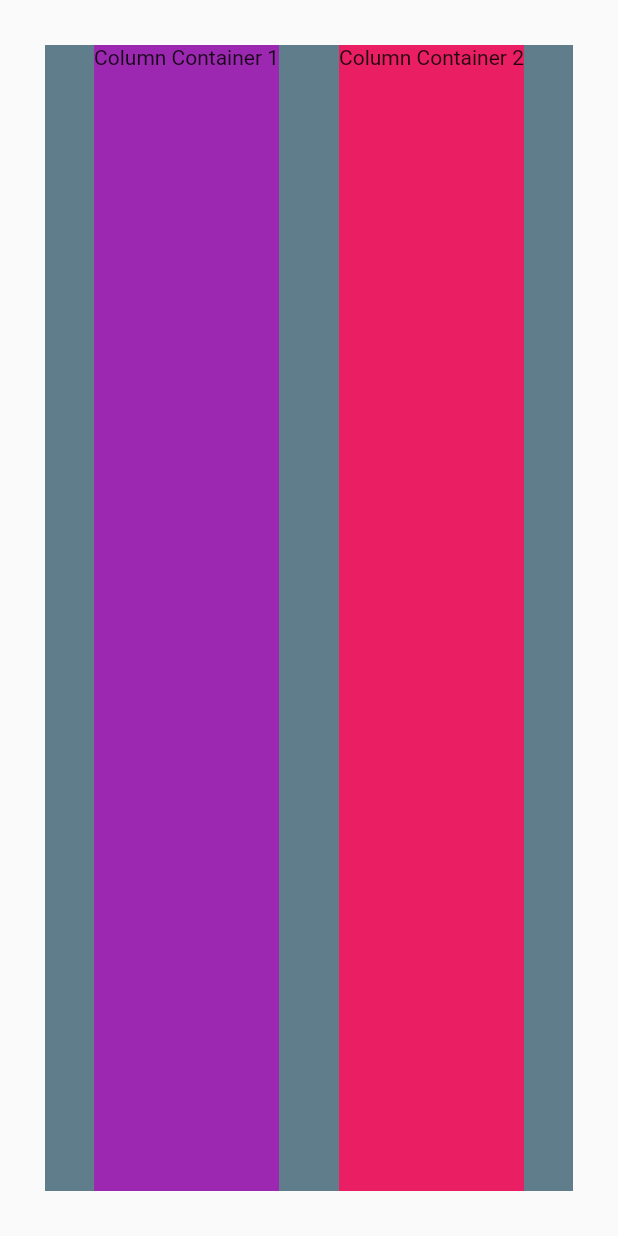
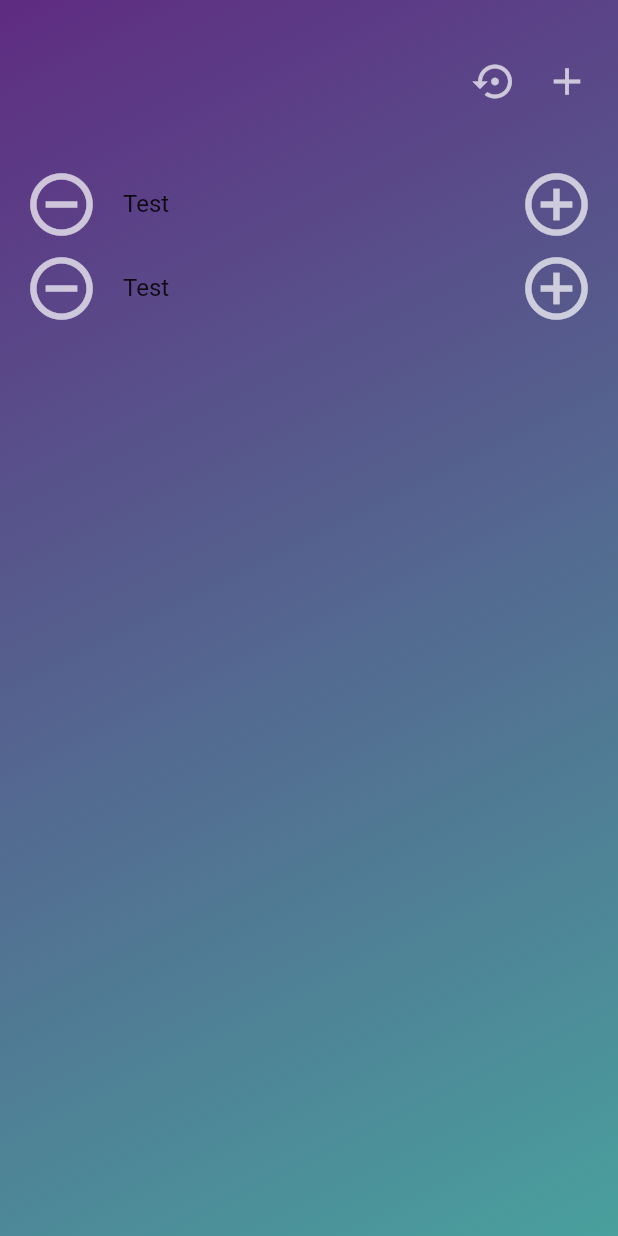
Before and after one commit to thethirdtomas/Score-Keeper, a Flutter app: the screen it shows after launch, on a phone screen of 412 x 824 dp. Run offline on Flutter 3.47's test engine with Material 2 defaults, Android fonts, the phone set to English and light mode, and no system bars.

Commit message:
New layout

```diff
--- a/lib/main.dart
+++ b/lib/main.dart
@@ -10,7 +10,7 @@ class MyApp extends StatelessWidget {
       debugShowCheckedModeBanner: false,
       title: 'Score Keeper',
       theme: new ThemeData(
-        primaryColor: Colors.black,
+        primaryColor: Colors.white,
       ),
       home: ScoreKeeper(),
     );
--- a/lib/scorekeeper.dart
+++ b/lib/scorekeeper.dart
@@ -10,31 +10,46 @@ class ScoreKeeperState extends State<ScoreKeeper> {
   Widget build(BuildContext context) {
     return Scaffold(
       body: Container(
-        color: Colors.blueGrey,
-        margin: EdgeInsets.all(30),
-        child: Row(
-          mainAxisAlignment: MainAxisAlignment.center,
+        decoration: BoxDecoration(
+          gradient: LinearGradient(
+            colors: [Color(0xFF5f2c82), Color(0xFF49a09d)],
+            begin: FractionalOffset.topLeft,
+            end: FractionalOffset.bottomRight,
+            stops: [0.0, 1.0],
+            tileMode: TileMode.repeated,
+          )
+        ),
+        child: Column(
           children: <Widget>[
-           Container(
-             color: Colors.purple,
-             child:Column(
-               children: <Widget>[
-                 Text("Column Container 1"),
-               ],
-             )
-           ),
-           Padding(padding: EdgeInsets.all(20),),
-           Container(
-             color: Colors.pink,
-             child:Column(
-               children: <Widget>[
-                 Text("Column Container 2")
-               ],
-             )
-           ),
+            Container(
+              margin: EdgeInsets.only(left: 10, right: 10, top:30, bottom: 30),
+              child: Row(
+                mainAxisAlignment: MainAxisAlignment.end,
+                children: <Widget>[
+                  IconButton(
+                    icon: Icon(Icons.settings_backup_restore,color: Colors.white70),
+                    iconSize: 30,
+                  ),
+                  IconButton(
+                    icon: Icon(Icons.add, color: Colors.white70,),
+                    iconSize: 30,
+                  )
+                ],
+              ),
+            ),
+            _buildTile(),
+            _buildTile(),
           ],
         ),
-      )
+      ),
+    );
+  }
+
+  Widget _buildTile(){
+    return ListTile(
+      title: Text("Test"),
+      leading: Icon(Icons.remove_circle_outline, size: 50, color: Colors.white70,),
+      trailing: Icon(Icons.add_circle_outline, size: 50, color: Colors.white70,),
     );
   }
 }
```
Also changed, not shown: 6 other files.
